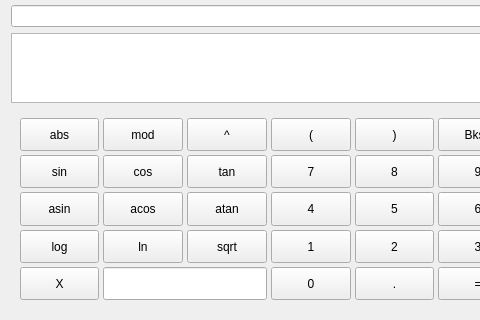
Before: the Qt Designer form src/Calc_2_0/qtgraphcalcview.ui in sg41/SmartCalc, drawn with Qt 5; both pictures show x 0 to 480 and y 330 to 650 of the 622 by 650 pixel window.
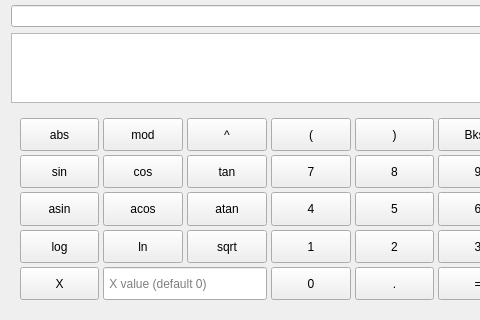
After: the same form once the commit is applied. Custom widgets are drawn as their Qt base class.

The edit to the form file:
```diff
--- a/src/Calc_2_0/qtgraphcalcview.ui
+++ b/src/Calc_2_0/qtgraphcalcview.ui
@@ -559,6 +559,12 @@
           <verstretch>0</verstretch>
          </sizepolicy>
         </property>
+        <property name="maxLength">
+         <number>20</number>
+        </property>
+        <property name="placeholderText">
+         <string> X value (default 0)</string>
+        </property>
        </widget>
       </item>
       <item row="1" column="7">
```
